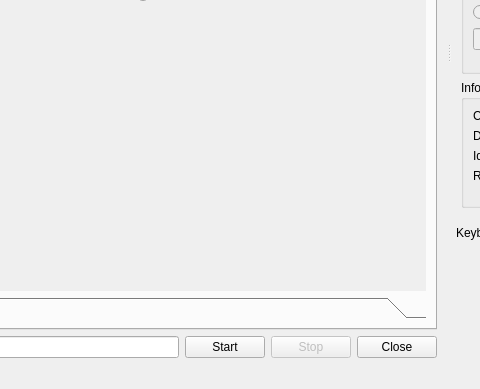
First picture: the form in dcspy/ui/qtdcs.ui, repository emcek/dcspy, before the edit; both pictures show x 253 to 733 and y 311 to 700 of the 970 by 700 pixel window.
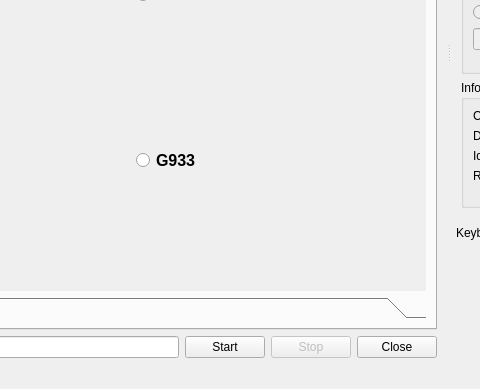
Second picture: the form after the edit. The open tabs and pages were chosen to show the change. Icons and pictures are not drawn.

Patch:
```diff
--- a/dcspy/ui/qtdcs.ui
+++ b/dcspy/ui/qtdcs.ui
@@ -507,6 +507,35 @@
                 </property>
                </widget>
               </item>
+              <item row="1" column="1">
+               <widget class="QRadioButton" name="rb_g933">
+                <property name="maximumSize">
+                 <size>
+                  <width>208</width>
+                  <height>80</height>
+                 </size>
+                </property>
+                <property name="font">
+                 <font>
+                  <pointsize>12</pointsize>
+                  <bold>true</bold>
+                 </font>
+                </property>
+                <property name="text">
+                 <string>G933</string>
+                </property>
+                <property name="icon">
+                 <iconset resource="../qtgui.qrc">
+                  <normaloff>:/icons/img/G933.png</normaloff>:/icons/img/G933.png</iconset>
+                </property>
+                <property name="iconSize">
+                 <size>
+                  <width>123</width>
+                  <height>90</height>
+                 </size>
+                </property>
+               </widget>
+              </item>
              </layout>
             </widget>
             <widget class="QWidget" name="p_mouses">
```
